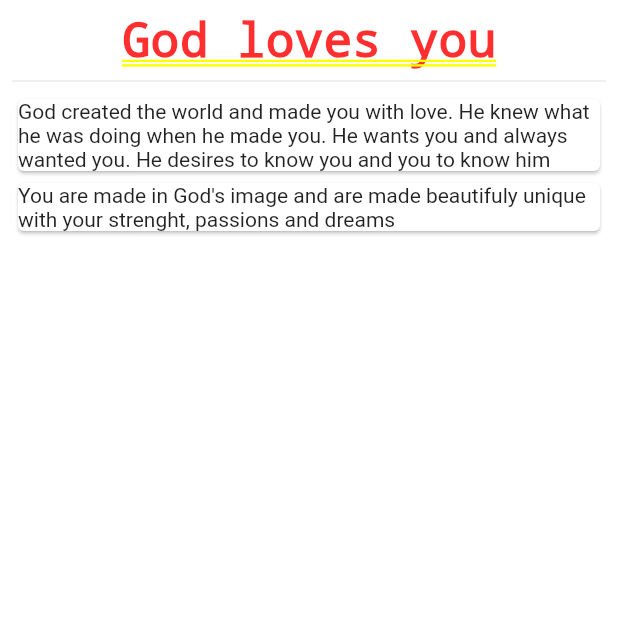
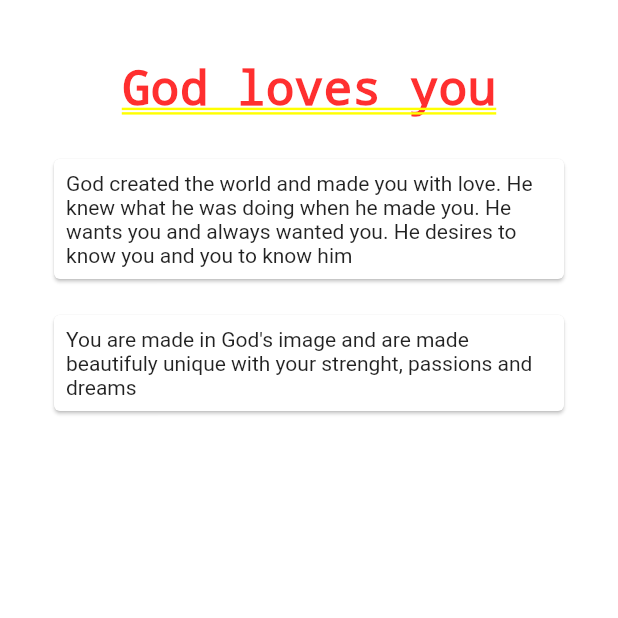
Before and after one commit to Neifen/gospel_track, a Flutter app: the InfoGospelPage screen opened by its route, on a phone screen of 412 x 824 dp, the top half of it. Run offline on Flutter 3.47's test engine with Material 2 defaults, Android fonts, the phone set to English and light mode, and no system bars; our stand-ins replace carousel_slider, page_transition.

Commit message:
more padding and fixed the provider

```diff
--- a/lib/gospel_track/gospel_track_page.dart
+++ b/lib/gospel_track/gospel_track_page.dart
@@ -52,8 +52,10 @@ class _GospelTrackPageState extends State<GospelTrackPage> {
                   height: height,
                   viewportFraction: 1.0,
                   enlargeCenterPage: false,
-                  onPageChanged: (index, _) =>
-                      context.read<PageNumber>().currentPage = index),
+                  onScrolled: (_) {},
+                  onPageChanged: (index, _) {
+                    return context.read<PageNumber>().changePage(index);
+                  }),
               items: GospelTrackPage._imgList
                   .map((item) => Container(
                       color: Colors.white,
--- a/lib/gospel_track/info_gospel_page.dart
+++ b/lib/gospel_track/info_gospel_page.dart
@@ -13,23 +13,32 @@ class InfoGospelPage extends StatelessWidget {
     GospelInfo info = context.watch<PageNumber>().getInfo();
 
     List<Widget> columnList = [
-      Text(
-        info.title,
-        style: const TextStyle(fontSize: 32),
+      Padding(
+        padding: const EdgeInsets.all(16.0),
+        child: Text(
+          info.title,
+          style: const TextStyle(fontSize: 32),
+        ),
       ),
-      const Divider()
     ];
 
     for (var desc in info.descriptions) {
-      columnList.add(Card(
-        child: Text(desc),
+      columnList.add(Padding(
+        padding: const EdgeInsets.all(8.0),
+        child: Card(
+          child: Padding(
+            padding: const EdgeInsets.all(8.0),
+            child: Text(desc),
+          ),
+        ),
       ));
     }
 
     return Padding(
-      padding: const EdgeInsets.all(8.0),
+      padding: const EdgeInsets.all(24.0),
       child: SingleChildScrollView(
         child: Column(
+          mainAxisAlignment: MainAxisAlignment.spaceBetween,
           children: columnList,
         ),
       ),
```
